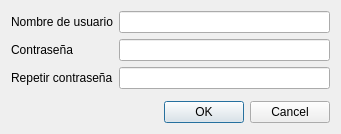
This is formulariousuario.ui in DanielaGanan/biblioteca as Qt 5 draws it before an edit. The edited form follows.
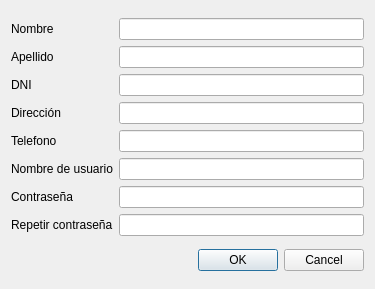
This is the edited form.

What changed in the file:
```diff
--- a/formulariousuario.ui
+++ b/formulariousuario.ui
@@ -6,8 +6,8 @@
    <rect>
     <x>0</x>
     <y>0</y>
-    <width>341</width>
-    <height>134</height>
+    <width>375</width>
+    <height>289</height>
    </rect>
   </property>
   <property name="windowTitle">
@@ -15,45 +15,95 @@
   </property>
   <layout class="QVBoxLayout" name="verticalLayout">
    <item>
-    <layout class="QFormLayout" name="formLayout">
-     <item row="0" column="0">
+    <layout class="QGridLayout" name="gridLayout">
+     <item row="5" column="2">
+      <widget class="QLineEdit" name="line_nombreUsuario"/>
+     </item>
+     <item row="5" column="1">
       <widget class="QLabel" name="label">
        <property name="text">
         <string>Nombre de usuario</string>
        </property>
       </widget>
      </item>
-     <item row="1" column="0">
-      <widget class="QLabel" name="label_2">
+     <item row="3" column="1">
+      <widget class="QLabel" name="label_7">
        <property name="text">
-        <string>Contraseña</string>
+        <string>Dirección</string>
        </property>
       </widget>
      </item>
-     <item row="2" column="0">
+     <item row="1" column="1">
+      <widget class="QLabel" name="label_5">
+       <property name="text">
+        <string>Apellido</string>
+       </property>
+      </widget>
+     </item>
+     <item row="7" column="1">
       <widget class="QLabel" name="label_3">
        <property name="text">
         <string>Repetir contraseña</string>
        </property>
       </widget>
      </item>
-     <item row="0" column="1">
-      <widget class="QLineEdit" name="nombreUsuario"/>
-     </item>
-     <item row="1" column="1">
-      <widget class="QLineEdit" name="contrasena">
-       <property name="echoMode">
-        <enum>QLineEdit::EchoMode::Password</enum>
-       </property>
-      </widget>
-     </item>
      <item row="2" column="1">
-      <widget class="QLineEdit" name="recontrasena">
+      <widget class="QLabel" name="label_6">
+       <property name="text">
+        <string>DNI</string>
+       </property>
+      </widget>
+     </item>
+     <item row="7" column="2">
+      <widget class="QLineEdit" name="line_recontrasena">
        <property name="echoMode">
         <enum>QLineEdit::EchoMode::Password</enum>
        </property>
       </widget>
      </item>
+     <item row="0" column="1">
+      <widget class="QLabel" name="label_4">
+       <property name="text">
+        <string>Nombre</string>
+       </property>
+      </widget>
+     </item>
+     <item row="6" column="2">
+      <widget class="QLineEdit" name="line_contrasena">
+       <property name="echoMode">
+        <enum>QLineEdit::EchoMode::Password</enum>
+       </property>
+      </widget>
+     </item>
+     <item row="6" column="1">
+      <widget class="QLabel" name="label_2">
+       <property name="text">
+        <string>Contraseña</string>
+       </property>
+      </widget>
+     </item>
+     <item row="4" column="1">
+      <widget class="QLabel" name="label_8">
+       <property name="text">
+        <string>Telefono</string>
+       </property>
+      </widget>
+     </item>
+     <item row="0" column="2">
+      <widget class="QLineEdit" name="line_nombre"/>
+     </item>
+     <item row="1" column="2">
+      <widget class="QLineEdit" name="line_apellido"/>
+     </item>
+     <item row="2" column="2">
+      <widget class="QLineEdit" name="line_dni"/>
+     </item>
+     <item row="3" column="2">
+      <widget class="QLineEdit" name="line_direccion"/>
+     </item>
+     <item row="4" column="2">
+      <widget class="QLineEdit" name="line_telefono"/>
+     </item>
     </layout>
    </item>
    <item>
```
